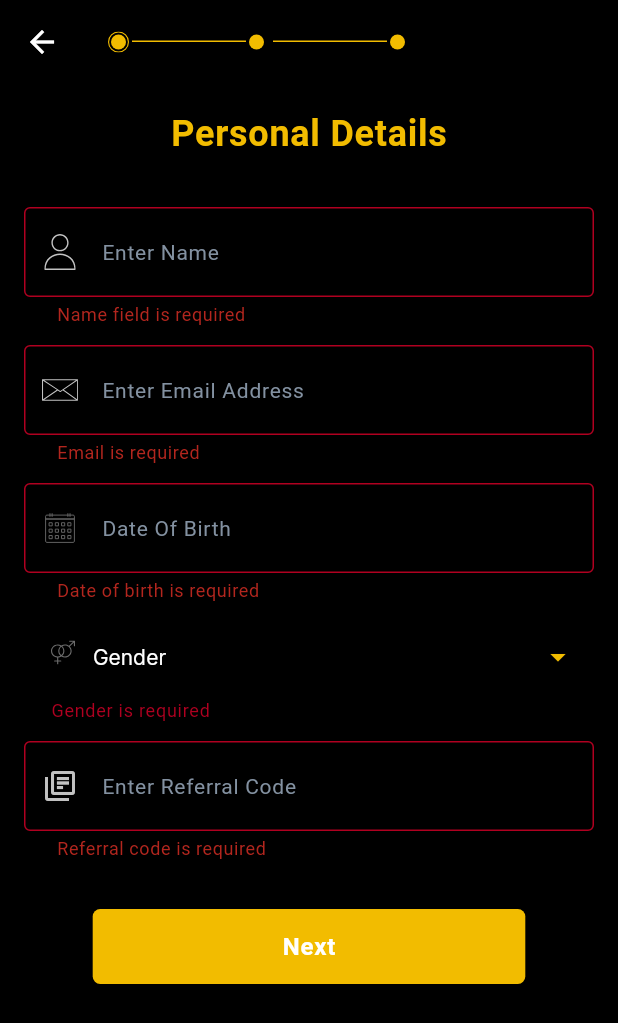
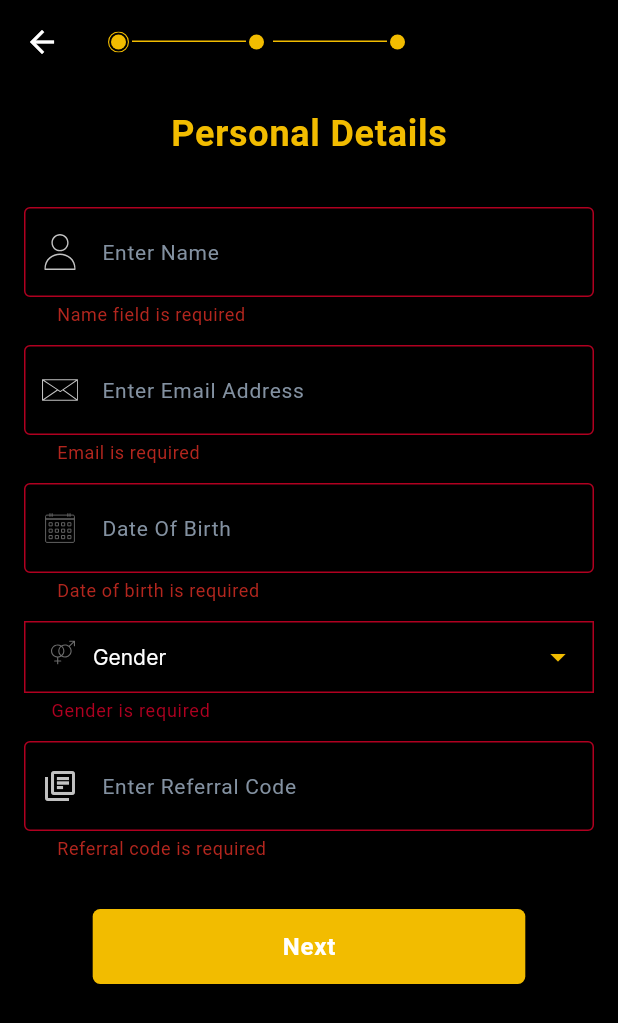
Before and after one commit to appdeveloper-slit/reatrade, a Flutter app: the PersonalDetails screen opened directly, after a tap on "Next", on a phone screen of 412 x 824 dp. Shown: the top 1023 px of the screen. Run offline on Flutter 3.47's test engine with Material 3 defaults, Android fonts, the phone set to English and light mode, and no system bars; our stand-ins replace awesome_dialog, cached_network_image, connectivity_plus, dio, dotted_border, double_back_to_close and 12 more; missing offline and left inert: candlesticks, interactive_chart, maps_launcher; accounts and stored records are empty; network calls fail; Roboto replaces fonts that are missing (OpenSans); statements that could not run were skipped.

Commit message:
19 june 24 15:39 home PM

```diff
--- a/lib/demo.dart
+++ b/lib/demo.dart
@@ -277,8 +277,7 @@ class MyApp extends StatelessWidget {
                           },
                           style: ElevatedButton.styleFrom(
                               elevation: 0,
-                              primary: Colors.transparent,
-                              onSurface: Colors.transparent,
+                              backgroundColor: Clr().transparent,
                               shadowColor: Colors.transparent,
                               shape: RoundedRectangleBorder(
                                   borderRadius: BorderRadius.circular(5))),
--- a/lib/manage/static_method.dart
+++ b/lib/manage/static_method.dart
@@ -48,6 +48,7 @@ class STM {
         msg: string,
         toastLength: Toast.LENGTH_SHORT,
         gravity: gravity,
+        textColor: Clr().black,
         backgroundColor: Clr().white);
   }
 
--- a/lib/otp.dart
+++ b/lib/otp.dart
@@ -141,8 +141,7 @@ class _VerificationState extends State<Verification> {
                       },
                       style: ElevatedButton.styleFrom(
                           elevation: 0,
-                          primary: Colors.transparent,
-                          onSurface: Colors.transparent,
+                          backgroundColor: Clr().transparent,
                           shadowColor: Colors.transparent,
                           shape: RoundedRectangleBorder(
                               borderRadius: BorderRadius.circular(5))),
@@ -155,7 +154,7 @@ class _VerificationState extends State<Verification> {
                       )),
                 ),
                 SizedBox(
-                  height: 20,
+                  height: Dim().d20,
                 ),
                 Row(
                   mainAxisAlignment: MainAxisAlignment.center,
--- a/lib/personal_details.dart
+++ b/lib/personal_details.dart
@@ -1,3 +1,5 @@
+// ignore_for_file: prefer_const_constructors
+
 import 'package:dio/dio.dart';
 import 'package:flutter/cupertino.dart';
 import 'package:flutter/material.dart';
@@ -275,18 +277,21 @@ class _PersonalDetailsState extends State<PersonalDetails> {
                                       ),
                                       enabledBorder: OutlineInputBorder(
                                           borderRadius: BorderRadius.zero,
+                                          borderSide:
+                                              BorderSide(color: Clr().white)),
+                                      errorBorder: OutlineInputBorder(
+                                          borderRadius: BorderRadius.zero,
                                           borderSide: BorderSide(
-                                              color: Clr().lightGrey)),
-                                      errorBorder: OutlineInputBorder(
-                                        borderRadius: BorderRadius.zero,
-                                      ),
+                                            color: Clr().errorRed,
+                                          )),
                                       focusedBorder: OutlineInputBorder(
                                           borderRadius: BorderRadius.zero,
-                                          borderSide: BorderSide(
-                                              color: Clr().lightGrey)),
+                                          borderSide:
+                                              BorderSide(color: Clr().white)),
                                       disabledBorder: OutlineInputBorder(
-                                        borderRadius: BorderRadius.zero,
-                                      )),
+                                          borderRadius: BorderRadius.zero,
+                                          borderSide:
+                                              BorderSide(color: Clr().white))),
                               isExpanded: true,
 
                               icon: Icon(
@@ -379,8 +384,7 @@ class _PersonalDetailsState extends State<PersonalDetails> {
                                       },
                                       style: ElevatedButton.styleFrom(
                                           elevation: 0,
-                                          primary: Colors.transparent,
-                                          onSurface: Colors.transparent,
+                                          backgroundColor: Clr().transparent,
                                           shadowColor: Colors.transparent,
                                           shape: RoundedRectangleBorder(
                                               borderRadius:
--- a/lib/plsettings.dart
+++ b/lib/plsettings.dart
@@ -201,8 +201,7 @@ class _plSettingsState extends State<plSettings> {
                       },
                       style: ElevatedButton.styleFrom(
                           elevation: 0,
-                          primary: Colors.transparent,
-                          onSurface: Colors.transparent,
+                          backgroundColor: Clr().transparent,
                           shadowColor: Colors.transparent,
                           shape: RoundedRectangleBorder(
                               borderRadius: BorderRadius.circular(5))),
--- a/lib/portfolio_stock.dart
+++ b/lib/portfolio_stock.dart
@@ -300,8 +300,7 @@ class _PortfolioStockState extends State<PortfolioStock> {
                   },
                   style: ElevatedButton.styleFrom(
                       elevation: 0,
-                      primary: Colors.transparent,
-                      onSurface: Colors.transparent,
+
                       shadowColor: Colors.transparent,
                       backgroundColor: Clr().red,
                       shape: RoundedRectangleBorder(
--- a/lib/sell_stock.dart
+++ b/lib/sell_stock.dart
@@ -560,8 +560,7 @@ class _SellStockState extends State<SellStock> {
                                   },
                                   style: ElevatedButton.styleFrom(
                                       elevation: 0,
-                                      primary: Colors.transparent,
-                                      onSurface: Colors.transparent,
+                                      backgroundColor: Clr().transparent,
                                       shadowColor: Colors.transparent,
                                       shape: RoundedRectangleBorder(
                                           borderRadius:
@@ -730,8 +729,7 @@ class _SellStockState extends State<SellStock> {
                             },
                             style: ElevatedButton.styleFrom(
                                 elevation: 0,
-                                primary: Colors.transparent,
-                                onSurface: Colors.transparent,
+                                backgroundColor: Clr().transparent,
                                 shadowColor: Colors.transparent,
                                 shape: RoundedRectangleBorder(
                                     borderRadius: BorderRadius.circular(5))),
--- a/lib/sellpage2.dart
+++ b/lib/sellpage2.dart
@@ -354,8 +354,7 @@ class _SellPageFinalState extends State<SellPageFinal> {
                   },
                   style: ElevatedButton.styleFrom(
                       elevation: 0,
-                      primary: Colors.transparent,
-                      onSurface: Colors.transparent,
+
                       shadowColor: Colors.transparent,
                       backgroundColor: Clr().red,
                       shape: RoundedRectangleBorder(
--- a/lib/sign_in.dart
+++ b/lib/sign_in.dart
@@ -130,8 +130,7 @@ class _SignInState extends State<SignIn> {
                             },
                             style: ElevatedButton.styleFrom(
                                 elevation: 0,
-                                primary: Colors.transparent,
-                                onSurface: Colors.transparent,
+                                backgroundColor: Clr().transparent,
                                 shadowColor: Colors.transparent,
                                 shape: RoundedRectangleBorder(
                                     borderRadius: BorderRadius.circular(5))),
--- a/lib/sign_up.dart
+++ b/lib/sign_up.dart
@@ -173,8 +173,7 @@ class _SignUpState extends State<SignUp> {
                             },
                             style: ElevatedButton.styleFrom(
                                 elevation: 0,
-                                primary: Colors.transparent,
-                                onSurface: Colors.transparent,
+                                backgroundColor: Clr().transparent,
                                 shadowColor: Colors.transparent,
                                 shape: RoundedRectangleBorder(
                                     borderRadius: BorderRadius.circular(5))),
--- a/lib/stock_chart.dart
+++ b/lib/stock_chart.dart
@@ -495,8 +495,6 @@ class _StockChartState extends State<StockChart> {
                                       },
                                       style: ElevatedButton.styleFrom(
                                           elevation: 0,
-                                          primary: Colors.transparent,
-                                          onSurface: Colors.transparent,
                                           shadowColor: Colors.transparent,
                                           backgroundColor: Clr().accentColor,
                                           shape: RoundedRectangleBorder(
--- a/lib/updaate_bank_details.dart
+++ b/lib/updaate_bank_details.dart
@@ -361,8 +361,6 @@ class _UpdateBankDetailsState extends State<UpdateBankDetails> {
                       },
                       style: ElevatedButton.styleFrom(
                           elevation: 0,
-                          primary: Colors.transparent,
-                          onSurface: Colors.transparent,
                           shadowColor: Colors.transparent,
                           shape: RoundedRectangleBorder(
                               borderRadius: BorderRadius.circular(5))),
--- a/lib/values/styles.dart
+++ b/lib/values/styles.dart
@@ -417,7 +417,7 @@ class Sty {
   );
 
   ButtonStyle primaryButton = ElevatedButton.styleFrom(
-    primary: Clr().primaryColor,
+    // primary: Clr().primaryColor,
     padding: EdgeInsets.symmetric(
       vertical: Dim().d12,
     ),
@@ -429,7 +429,7 @@ class Sty {
   );
 
   ButtonStyle primaryButton2 = ElevatedButton.styleFrom(
-    primary: Clr().accentColor,
+    // primary: Clr().accentColor,
     padding: EdgeInsets.symmetric(
       vertical: Dim().d12,
     ),
@@ -441,7 +441,7 @@ class Sty {
   );
 
   ButtonStyle whiteButton = ElevatedButton.styleFrom(
-    primary: Clr().white,
+    // primary: Clr().white,
     padding: EdgeInsets.symmetric(
       vertical: Dim().d4,
       horizontal: Dim().d20,
```
Also changed, not shown: lib/bank_details.dart (+5 -7 lines), lib/buy_stock.dart (+3 -6 lines), lib/kyc_details.dart (+24 -15 lines), pubspec.lock.
